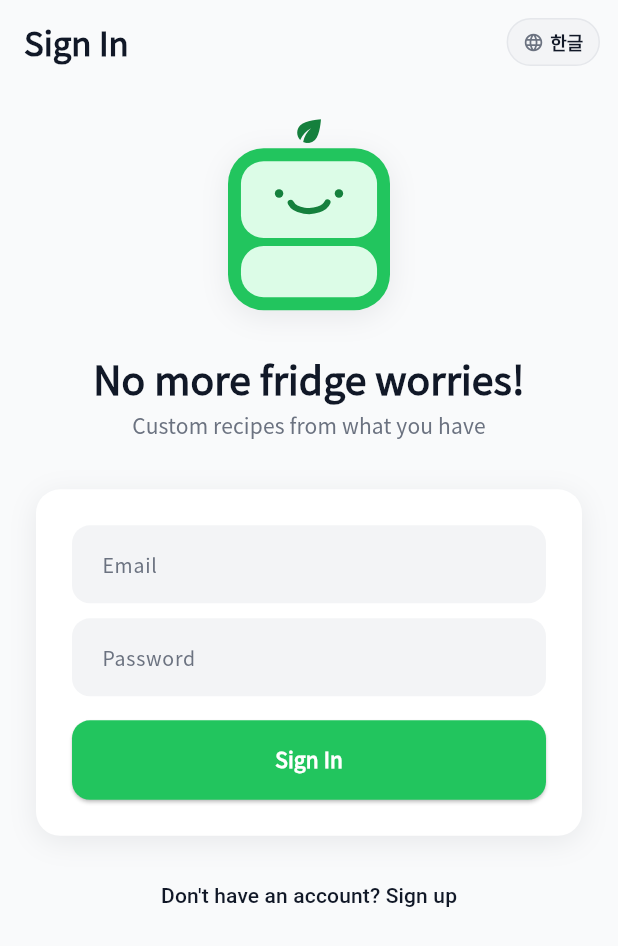
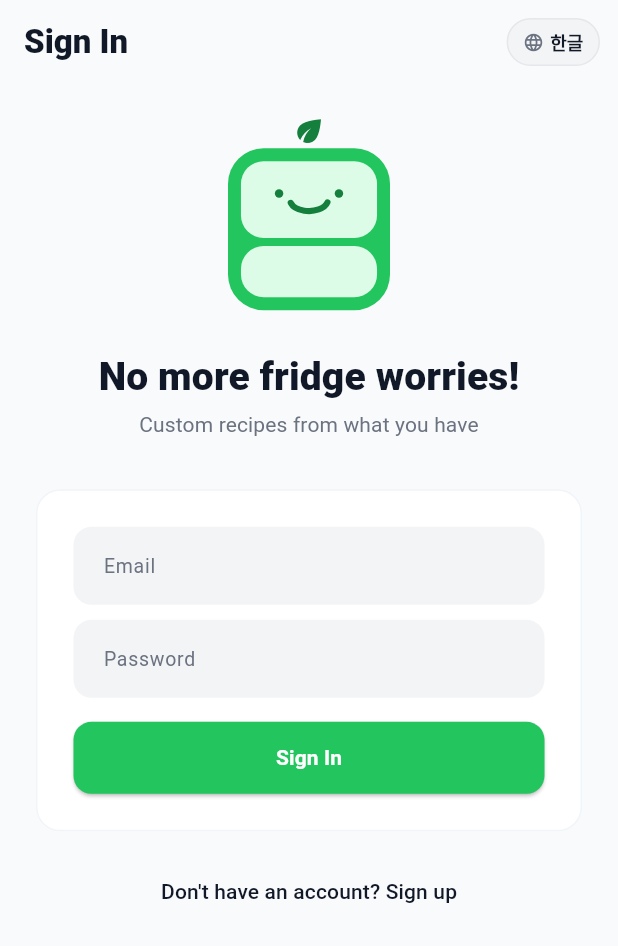
Before and after one commit to cha3098-art/fridge_chef_starter, a Flutter app: the screen it shows after launch, after a tap on "EN", on a phone screen of 412 x 824 dp. Shown: the top 946 px of the screen. Run offline on Flutter 3.47's test engine with Material 3 defaults, Android fonts, the light colour scheme and no system bars; our stand-ins replace flutter_image_compress, flutter_local_notifications, google_fonts, image_picker, supabase_flutter; accounts and stored records are empty; network calls fail; Roboto replaces fonts that are missing (Pretendard).

Commit message:
Adopt Pretendard font and replace card shadows with hairline borders
Bundles the real Pretendard variable font (assets/fonts) instead of the
Noto Sans KR placeholder, and pushes an explicit weight contrast through
the theme: titles at w800, body text at w400. Card decoration now uses
a 1px slate border instead of a soft shadow for a flatter look; gradient
banner cards lose their shadow too since cardShadow is now empty.

Also carries the realtime-publication fix for the notifications table
(alter publication supabase_realtime add table) that was verified
against the live Supabase project but not yet committed.

```diff
--- a/lib/theme/app_theme.dart
+++ b/lib/theme/app_theme.dart
@@ -23,9 +23,11 @@ class AppColors {
   static const carrot = Color(0xFFFB923C);
   static const carrotSoft = Color(0xFFFFEDD5);
 
-  static const cardShadow = [
-    BoxShadow(color: Color(0x14111827), blurRadius: 16, offset: Offset(0, 4)),
-  ];
+  // 흰 카드를 옅은 배경과 구분할 때 쓰는 아주 얇은 테두리선 (그림자 대신)
+  static const cardBorder = Color(0xFFF1F5F9);
+
+  // 그라데이션 배너류는 자체 색으로 배경과 구분되므로 그림자를 걷어내 플랫하게 유지한다
+  static const cardShadow = <BoxShadow>[];
 }
 
 /// 여백/모서리 반경을 화면마다 다시 정하지 않도록 모아둔 간격 토큰
@@ -41,18 +43,19 @@ class AppSpacing {
   static const radiusLg = 24.0;
 }
 
-/// 카드형 컨테이너에 공통으로 쓰는 장식 — 얇은 회색 테두리 대신 부드러운 그림자로 입체감을 준다
+/// 카드형 컨테이너에 공통으로 쓰는 장식 — 그림자 대신 아주 얇은 테두리선으로 입체감 없이 구분한다
 BoxDecoration cardDecoration({double radius = AppSpacing.radiusMd, Color color = AppColors.card}) {
   return BoxDecoration(
     color: color,
     borderRadius: BorderRadius.circular(radius),
-    boxShadow: AppColors.cardShadow,
+    border: Border.all(color: AppColors.cardBorder, width: 1),
   );
 }
 
 class AppTheme {
   static ThemeData light() {
-    final bodyFont = GoogleFonts.notoSansKr(); // Pretendard 미배포 시 대체 폰트
+    // Pretendard는 Google Fonts에 없는 별도 배포 폰트라 assets/fonts에 번들해서 쓴다
+    const bodyFont = TextStyle(fontFamily: 'Pretendard');
     final monoFont = GoogleFonts.ibmPlexMono();
 
     return ThemeData(
@@ -84,8 +87,22 @@ class AppTheme {
         labelStyle: bodyFont.copyWith(color: AppColors.inkSoft, fontSize: 13),
       ),
       textTheme: TextTheme(
-        bodyMedium: bodyFont.copyWith(color: AppColors.ink, fontSize: 14, height: 1.5, letterSpacing: 0.1),
-        bodySmall: bodyFont.copyWith(color: AppColors.inkSoft, fontSize: 12, height: 1.4, letterSpacing: 0.15),
+        // 제목(titleLarge/titleMedium)은 w800, 본문(bodyMedium/bodySmall)은 w400으로
+        // 굵기 대비를 뚜렷하게 줘서 위계를 명확히 한다
+        bodyMedium: bodyFont.copyWith(
+          color: AppColors.ink,
+          fontWeight: FontWeight.w400,
+          fontSize: 14,
+          height: 1.5,
+          letterSpacing: 0.1,
+        ),
+        bodySmall: bodyFont.copyWith(
+          color: AppColors.inkSoft,
+          fontWeight: FontWeight.w400,
+          fontSize: 12,
+          height: 1.4,
+          letterSpacing: 0.15,
+        ),
         titleLarge: bodyFont.copyWith(
           color: AppColors.ink,
           fontWeight: FontWeight.w800,
@@ -95,7 +112,7 @@ class AppTheme {
         ),
         titleMedium: bodyFont.copyWith(
           color: AppColors.ink,
-          fontWeight: FontWeight.w700,
+          fontWeight: FontWeight.w800,
           fontSize: 16,
           height: 1.3,
           letterSpacing: -0.1,
@@ -118,7 +135,10 @@ class AppTheme {
       cardTheme: CardThemeData(
         color: AppColors.card,
         elevation: 0,
-        shape: RoundedRectangleBorder(borderRadius: BorderRadius.circular(AppSpacing.radiusMd)),
+        shape: RoundedRectangleBorder(
+          side: const BorderSide(color: AppColors.cardBorder, width: 1),
+          borderRadius: BorderRadius.circular(AppSpacing.radiusMd),
+        ),
       ),
       useMaterial3: true,
     );
```
Also changed, not shown: pubspec.yaml (+15 -0 lines), 2 other files.
